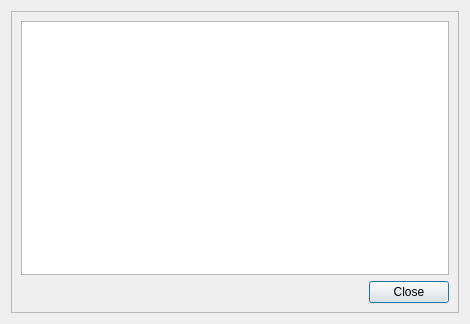
simon-r/LeScienze500, file lserrormessage.ui: the form before one commit.
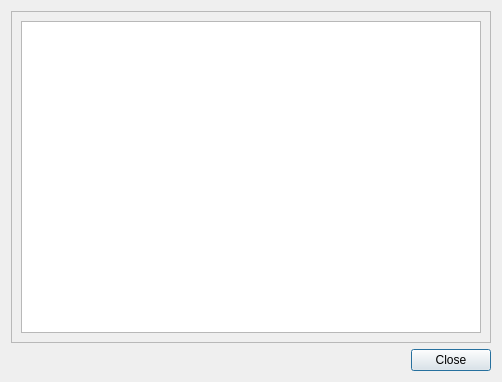
The form after the commit.

Commit message: sab 25 set 2010, 12.59.17, CEST

```diff
--- a/lserrormessage.ui
+++ b/lserrormessage.ui
@@ -6,15 +6,15 @@
    <rect>
     <x>0</x>
     <y>0</y>
-    <width>470</width>
-    <height>324</height>
+    <width>502</width>
+    <height>382</height>
    </rect>
   </property>
   <property name="windowTitle">
    <string>Dialog</string>
   </property>
   <layout class="QGridLayout" name="gridLayout">
-   <item row="0" column="0">
+   <item row="0" column="0" colspan="2">
     <widget class="QScrollArea" name="scrollArea">
      <property name="widgetResizable">
       <bool>true</bool>
@@ -24,13 +24,24 @@
        <rect>
         <x>0</x>
         <y>0</y>
-        <width>456</width>
-        <height>310</height>
+        <width>488</width>
+        <height>340</height>
        </rect>
       </property>
       <layout class="QGridLayout" name="gridLayout_2">
-       <item row="0" column="0" colspan="2">
-        <widget class="QTextBrowser" name="ErrorMessage"/>
+       <item row="0" column="0" colspan="3">
+        <widget class="QTextBrowser" name="ErrorMessage">
+         <property name="minimumSize">
+          <size>
+           <width>425</width>
+           <height>290</height>
+          </size>
+         </property>
+        </widget>
+       </item>
+      </layout>
+     </widget>
+    </widget>
        </item>
        <item row="1" column="1">
         <widget class="QPushButton" name="Close">
@@ -51,10 +62,6 @@
           </size>
          </property>
         </spacer>
-       </item>
-      </layout>
-     </widget>
-    </widget>
    </item>
   </layout>
  </widget>
```
Lines whose indentation alone changed are shown as unchanged. The commit also changes 1 other file.
